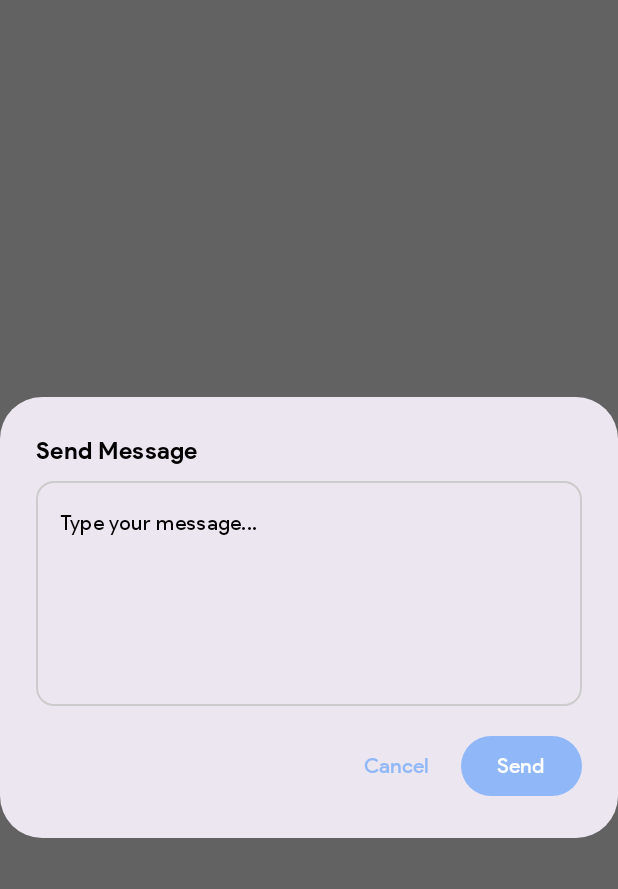
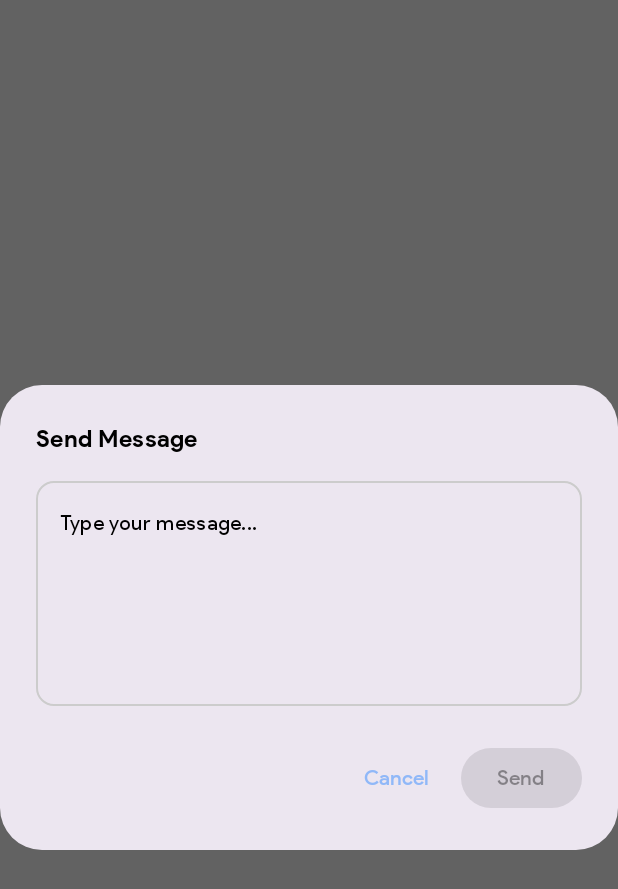
Before and after one commit to Dev-Micah/Snap2PDF, an Android app built with Jetpack Compose: the composable RequestFeatureDialog shown on its own in the app's theme, on a phone screen of 412 x 824 dp. Shown: the top 889 px of the screen. Run offline under Robolectric (Android 15) with nearby library versions, the phone set to English and light mode, and no system bars.

Commit message:
User Feedback feature

```diff
--- a/app/src/main/java/com/micahnyabuto/snap2pdf/features/settings/SettingsScreen.kt
+++ b/app/src/main/java/com/micahnyabuto/snap2pdf/features/settings/SettingsScreen.kt
@@ -26,6 +26,7 @@ import androidx.compose.material3.AlertDialog
 import androidx.compose.material3.Button
 import androidx.compose.material3.Card
 import androidx.compose.material3.CardDefaults
+import androidx.compose.material3.CircularProgressIndicator
 import androidx.compose.material3.ExperimentalMaterial3Api
 import androidx.compose.material3.Icon
 import androidx.compose.material3.IconButton
@@ -38,6 +39,7 @@ import androidx.compose.material3.Text
 import androidx.compose.material3.TextButton
 import androidx.compose.material3.TopAppBar
 import androidx.compose.runtime.Composable
+import androidx.compose.runtime.LaunchedEffect
 import androidx.compose.runtime.collectAsState
 import androidx.compose.runtime.getValue
 import androidx.compose.runtime.mutableStateOf
@@ -46,12 +48,17 @@ import androidx.compose.runtime.setValue
 import androidx.compose.ui.Alignment
 import androidx.compose.ui.Modifier
 import androidx.compose.ui.draw.clip
+import androidx.compose.ui.focus.focusRequester
 import androidx.compose.ui.graphics.Color
 import androidx.compose.ui.platform.LocalContext
+import androidx.compose.ui.platform.LocalSoftwareKeyboardController
 import androidx.compose.ui.res.painterResource
+import androidx.compose.ui.text.TextStyle
 import androidx.compose.ui.text.font.FontWeight
 import androidx.compose.ui.unit.dp
+import androidx.compose.ui.unit.sp
 import com.micahnyabuto.snap2pdf.R
+import kotlinx.coroutines.delay
 import org.koin.androidx.compose.koinViewModel
 
 @OptIn(ExperimentalMaterial3Api::class)
@@ -229,7 +236,7 @@ fun SettingsScreen(
                     Text("Request a feature")
                     Icon(
                         imageVector = Icons.Default.NavigateNext,
-                        contentDescription = "Privacy"
+                        contentDescription = "Privacy" // Consider changing to "Request feature"
                     )
 
                 }
@@ -359,26 +366,56 @@ fun AboutDialog(
 
 @Composable
 fun RequestFeatureDialog(
-    onDismiss: () -> Unit
+    onDismiss: () -> Unit,
+    phoneNumber: String = "+254769782503"
 ){
+    val context = LocalContext.current
     var message by remember { mutableStateOf("") }
+    var isLoading by remember { mutableStateOf(false) }
+
+
+
+
+
+
+    // LaunchedEffect to handle the message sending logic
+    // Triggers when isLoading becomes true
+    if (isLoading) {
+        LaunchedEffect(Unit) {
+            delay(1000) // Simulate network delay or give UI time to update
+            val intent = Intent(
+                Intent.ACTION_VIEW,
+                Uri.parse(
+                    "https://wa.me/${phoneNumber.removePrefix("+")}?text=${Uri.encode(message)}"
+                )
+            )
+            context.startActivity(intent)
+            isLoading = false // Reset loading state
+            onDismiss()     // Dismiss dialog after sending
+        }
+    }
+
     AlertDialog(
-        onDismissRequest = { onDismiss() },
+        onDismissRequest = {
+            if (!isLoading) { // Prevent dismissal while loading if desired
+                onDismiss()
+            }
+        },
         title = {
-            Column {
-                Text("Send Message",
-                    style = MaterialTheme.typography.titleMedium
-                )
-
-                Spacer(Modifier.height(8.dp))
-
+            Text("Send Message", style = MaterialTheme.typography.titleMedium)
+        },
+        text = {
+            // Text field for user input
             OutlinedTextField(
                 value = message,
                 onValueChange = {message = it},
-                    modifier = Modifier.fillMaxWidth()
-                        .height(150.dp),
-                    placeholder = {Text("Type your message...",
-                        style = MaterialTheme.typography.bodyMedium)},
+                modifier = Modifier
+                    .fillMaxWidth()
+                    .height(150.dp), // Consider using Modifier.defaultMinSize(minHeight = 150.dp) for better flexibility
+                placeholder = {Text("Type your message...", style = MaterialTheme.typography.bodyMedium)},
+                textStyle = TextStyle(
+                    fontSize = 14.sp
+                ),
                 shape = RoundedCornerShape(12.dp),
                 maxLines = 4,
                 colors = OutlinedTextFieldDefaults.colors(
@@ -388,26 +425,44 @@ fun RequestFeatureDialog(
                     focusedBorderColor = Color.LightGray,
                     unfocusedBorderColor = Color.LightGray,
                     disabledBorderColor = Color.Transparent
+                ),
+                enabled = !isLoading // Disable text field while loading
             )
-
-                )
-            }
         },
         confirmButton = {
             Row(
-                verticalAlignment = Alignment.CenterVertically,
+                modifier = Modifier.fillMaxWidth(), // Ensure buttons take full width for arrangement
+                horizontalArrangement = Arrangement.End, // Align buttons to the end
+                verticalAlignment = Alignment.CenterVertically
             ) {
-                TextButton(onClick = { onDismiss() }) {
+                TextButton(
+                    onClick = {
+                        if (!isLoading) onDismiss()
+                    },
+                    enabled = !isLoading // Disable while loading
+                ) {
                     Text("Cancel")
                 }
                 Spacer(Modifier.width(8.dp))
-                Button(onClick = { onDismiss() }) {
+
+                if (isLoading) {
+                    CircularProgressIndicator(
+                        modifier = Modifier.size(24.dp),
+                        strokeWidth = 2.dp
+                    )
+                } else {
+                    Button(
+                        onClick = {
+                            if (message.isNotBlank()) {
+                                isLoading = true // This will trigger the LaunchedEffect
+                            }
+                        },
+                        enabled = message.isNotBlank() // Enable only if there is a message
+                    ) {
                         Text("Send")
                     }
                 }
-
             }
-
+        }
     )
-
 }
```
Lines whose indentation alone changed are shown as unchanged.
